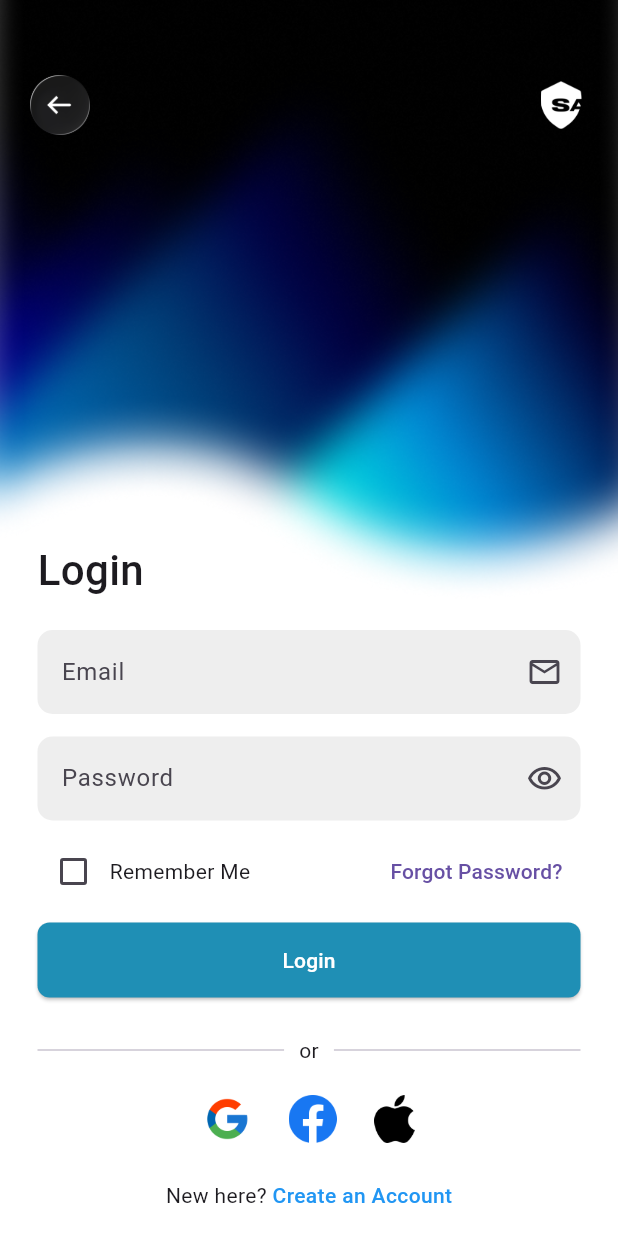
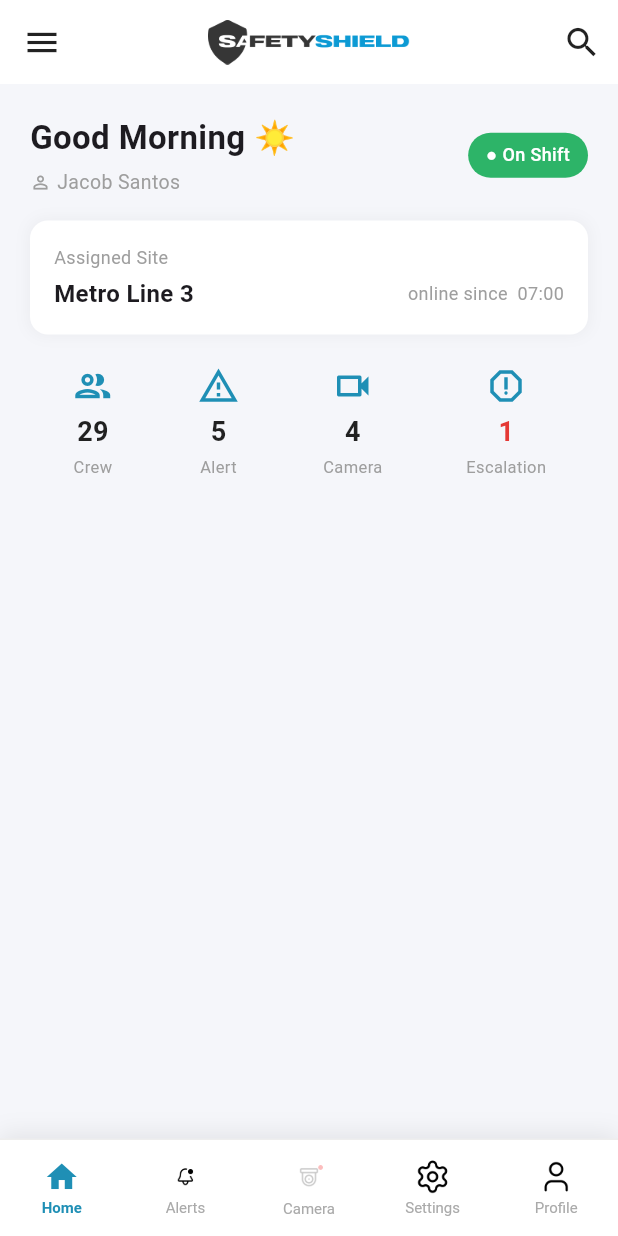
Before and after one commit to ngxp-technologies-ai/safetyshield_mobile_services, a Flutter app: the LoginScreen screen opened directly, after a tap on "Login", on a phone screen of 412 x 824 dp. Run offline on Flutter 3.47's test engine with Material 3 defaults, Android fonts, the phone set to English and light mode, and no system bars.

Commit message:
appbar,bottombar

````diff
--- /dev/null
+++ b/lib/common_widgets/app_bar_widget.dart
@@ -0,0 +1,44 @@
+import 'package:flutter/material.dart';
+
+class SafetyShieldAppBar extends StatelessWidget
+    implements PreferredSizeWidget {
+  final VoidCallback? onMenuTap;
+  final VoidCallback? onSearchTap;
+
+  const SafetyShieldAppBar({super.key, this.onMenuTap, this.onSearchTap});
+
+  @override
+  Size get preferredSize => const Size.fromHeight(kToolbarHeight);
+
+  @override
+  Widget build(BuildContext context) {
+    return AppBar(
+      backgroundColor: Colors.white,
+      elevation: 0,
+      shadowColor: Colors.transparent,
+      surfaceTintColor: Colors.transparent,
+      // ------- Left: Hamburger menu -------
+      leading: IconButton(
+        icon: const Icon(Icons.menu, color: Colors.black87, size: 26),
+        onPressed: onMenuTap ?? () => Scaffold.of(context).openDrawer(),
+        tooltip: 'Menu',
+      ),
+      // ------- Center: Logo -------
+      // AFTER
+      title: Image.asset(
+        'assets/images/safety_appbar_logo.png',
+        height: 30,
+        fit: BoxFit.contain,
+      ),
+      centerTitle: true,
+      // ------- Right: Search icon -------
+      actions: [
+        IconButton(
+          icon: const Icon(Icons.search, color: Colors.black87, size: 26),
+          onPressed: onSearchTap,
+          tooltip: 'Search',
+        ),
+      ],
+    );
+  }
+}
--- /dev/null
+++ b/lib/common_widgets/bottom_nav_bar_widget.dart
@@ -0,0 +1,343 @@
+import 'package:flutter/material.dart';
+
+/// Tab items for the SafetyShield bottom navigation bar.
+enum SafetyShieldTab { home, alerts, camera, settings, profile }
+
+/// A reusable BottomNavigationBar widget matching the SafetyShield dashboard design.
+///
+/// Features:
+/// - 5 tabs: Home, Alerts, Camera, Settings, Profile
+/// - Custom PNG icons for each tab
+/// - Alerts tab shows an animated blinking red-dot icon when [hasAlerts] is true
+/// - Active tab highlighted with the brand blue color
+///
+/// Usage:
+/// ```dart
+/// Scaffold(
+///   bottomNavigationBar: SafetyShieldBottomNavBar(
+///     currentIndex: _currentIndex,
+///     onTabChanged: (index) => setState(() => _currentIndex = index),
+///     hasAlerts: true, // optional – enables alert blink on the Alerts tab
+///   ),
+/// )
+/// ```
+class SafetyShieldBottomNavBar extends StatelessWidget {
+  final int currentIndex;
+  final ValueChanged<int> onTabChanged;
+
+  /// When true, the Alerts tab shows the animated blinking icon.
+  final bool hasAlerts;
+
+  const SafetyShieldBottomNavBar({
+    super.key,
+    required this.currentIndex,
+    required this.onTabChanged,
+    this.hasAlerts = false,
+  });
+
+  @override
+  Widget build(BuildContext context) {
+    return Container(
+      decoration: const BoxDecoration(
+        color: Colors.white,
+        border: Border(top: BorderSide(color: Color(0xFFEEEEEE), width: 1)),
+        boxShadow: [
+          BoxShadow(
+            color: Color(0x14000000),
+            blurRadius: 12,
+            offset: Offset(0, -3),
+          ),
+        ],
+      ),
+      child: SafeArea(
+        top: false,
+        child: SizedBox(
+          height: 64,
+          child: Row(
+            mainAxisAlignment: MainAxisAlignment.spaceAround,
+            children: [
+              // ── Home ────────────────────────────────────────────────────
+              _NavItem(
+                iconAsset: null,
+                iconData: Icons.home_outlined,
+                activeIconData: Icons.home,
+                label: 'Home',
+                isActive: currentIndex == 0,
+                onTap: () => onTabChanged(0),
+              ),
+
+              // ── Alerts (static bell icon) ────────────────────────────────
+              _NavItem(
+                iconAsset: 'assets/icons/home.png',
+                label: 'Alerts',
+                isActive: currentIndex == 1,
+                onTap: () => onTabChanged(1),
+              ),
+
+              // ── Camera (blinking CCTV when hasAlerts) ────────────────────
+              _CameraNavItem(
+                isActive: currentIndex == 2,
+                hasAlerts: hasAlerts,
+                onTap: () => onTabChanged(2),
+              ),
+
+              // ── Settings ────────────────────────────────────────────────
+              _NavItem(
+                iconAsset: 'assets/icons/Frame-2.png',
+                label: 'Settings',
+                isActive: currentIndex == 3,
+                onTap: () => onTabChanged(3),
+              ),
+
+              // ── Profile ─────────────────────────────────────────────────
+              _NavItem(
+                iconAsset: 'assets/icons/Frame.png',
+                label: 'Profile',
+                isActive: currentIndex == 4,
+                onTap: () => onTabChanged(4),
+              ),
+            ],
+          ),
+        ),
+      ),
+    );
+  }
+}
+
+// ---------------------------------------------------------------------------
+// Standard nav item (supports both Material icon and PNG asset)
+// ---------------------------------------------------------------------------
+
+class _NavItem extends StatelessWidget {
+  final String? iconAsset;
+  final IconData? iconData;
+  final IconData? activeIconData;
+  final String label;
+  final bool isActive;
+  final VoidCallback onTap;
+
+  const _NavItem({
+    required this.label,
+    required this.isActive,
+    required this.onTap,
+    this.iconAsset,
+    this.iconData,
+    this.activeIconData,
+  });
+
+  static const Color _activeColor = Color(0xFF1F8FB5);
+  static const Color _inactiveColor = Color(0xFFAAAAAA);
+
+  @override
+  Widget build(BuildContext context) {
+    return GestureDetector(
+      onTap: onTap,
+      behavior: HitTestBehavior.opaque,
+      child: SizedBox(
+        width: 64,
+        child: Column(
+          mainAxisAlignment: MainAxisAlignment.center,
+          children: [
+            _buildIcon(),
+            const SizedBox(height: 3),
+            AnimatedDefaultTextStyle(
+              duration: const Duration(milliseconds: 200),
+              style: TextStyle(
+                fontSize: 10,
+                fontWeight: isActive ? FontWeight.w600 : FontWeight.w400,
+                color: isActive ? _activeColor : _inactiveColor,
+              ),
+              child: Text(label),
+            ),
+          ],
+        ),
+      ),
+    );
+  }
+
+  Widget _buildIcon() {
+    if (iconAsset != null) {
+      // PNG asset icon – tint with ColorFiltered when active
+      return AnimatedSwitcher(
+        duration: const Duration(milliseconds: 200),
+        child: ColorFiltered(
+          key: ValueKey(isActive),
+          colorFilter: ColorFilter.matrix(isActive ? _blueMatrix : _greyMatrix),
+          child: Image.asset(iconAsset!, width: 24, height: 24),
+        ),
+      );
+    }
+
+    // Fallback to Material icon
+    return AnimatedSwitcher(
+      duration: const Duration(milliseconds: 200),
+      child: Icon(
+        isActive ? (activeIconData ?? iconData) : iconData,
+        key: ValueKey(isActive),
+        color: isActive ? _activeColor : _inactiveColor,
+        size: 24,
+      ),
+    );
+  }
+
+  /// ColorMatrix that maps greyscale icon to brand blue (0xFF1F8FB5).
+  static const List<double> _blueMatrix = [
+    0,
+    0,
+    0,
+    0,
+    31 / 255,
+    0,
+    0,
+    0,
+    0,
+    143 / 255,
+    0,
+    0,
+    0,
+    0,
+    181 / 255,
+    0,
+    0,
+    0,
+    1,
+    0,
+  ];
+
+  /// ColorMatrix that keeps a greyscale icon grey (0xFFAAAAAA).
+  static const List<double> _greyMatrix = [
+    0,
+    0,
+    0,
+    0,
+    170 / 255,
+    0,
+    0,
+    0,
+    0,
+    170 / 255,
+    0,
+    0,
+    0,
+    0,
+    170 / 255,
+    0,
+    0,
+    0,
+    1,
+    0,
+  ];
+}
+
+// ---------------------------------------------------------------------------
+// Camera nav item with blinking alertblink animation
+// ---------------------------------------------------------------------------
+
+class _CameraNavItem extends StatefulWidget {
+  final bool isActive;
+  final bool hasAlerts;
+  final VoidCallback onTap;
+
+  const _CameraNavItem({
+    required this.isActive,
+    required this.hasAlerts,
+    required this.onTap,
+  });
+
+  @override
+  State<_CameraNavItem> createState() => _CameraNavItemState();
+}
+
+class _CameraNavItemState extends State<_CameraNavItem>
+    with SingleTickerProviderStateMixin {
+  late final AnimationController _blinkController;
+  late final Animation<double> _blinkAnim;
+
+  static const Color _activeColor = Color(0xFF1F8FB5);
+  static const Color _inactiveColor = Color(0xFFAAAAAA);
+
+  @override
+  void initState() {
+    super.initState();
+    _blinkController = AnimationController(
+      vsync: this,
+      duration: const Duration(milliseconds: 700),
+    );
+    _blinkAnim = Tween<double>(begin: 1.0, end: 0.15).animate(
+      CurvedAnimation(parent: _blinkController, curve: Curves.easeInOut),
+    );
+    _updateBlink();
+  }
+
+  @override
+  void didUpdateWidget(_CameraNavItem oldWidget) {
+    super.didUpdateWidget(oldWidget);
+    if (oldWidget.hasAlerts != widget.hasAlerts) {
+      _updateBlink();
+    }
+  }
+
+  void _updateBlink() {
+    if (widget.hasAlerts) {
+      _blinkController.repeat(reverse: true);
+    } else {
+      _blinkController.stop();
+      _blinkController.value = 1.0;
+    }
+  }
+
+  @override
+  void dispose() {
+    _blinkController.dispose();
+    super.dispose();
+  }
+
+  @override
+  Widget build(BuildContext context) {
+    return GestureDetector(
+      onTap: widget.onTap,
+      behavior: HitTestBehavior.opaque,
+      child: SizedBox(
+        width: 64,
+        child: Column(
+          mainAxisAlignment: MainAxisAlignment.center,
+          children: [
+            // Blink the alertblink.png (CCTV + red dot) when hasAlerts is true,
+            // otherwise show the regular CCTV icon.
+            widget.hasAlerts
+                ? FadeTransition(
+                    opacity: _blinkAnim,
+                    child: Image.asset(
+                      'assets/icons/alertblink.png',
+                      width: 26,
+                      height: 26,
+                    ),
+                  )
+                : ColorFiltered(
+                    colorFilter: ColorFilter.matrix(
+                      widget.isActive
+                          ? _NavItem._blueMatrix
+                          : _NavItem._greyMatrix,
+                    ),
+                    child: Image.asset(
+                      'assets/icons/tabler_device-cctv.png',
+                      width: 24,
+                      height: 24,
+                    ),
+                  ),
+            const SizedBox(height: 3),
+            AnimatedDefaultTextStyle(
+              duration: const Duration(milliseconds: 200),
+              style: TextStyle(
+                fontSize: 10,
+                fontWeight: widget.isActive ? FontWeight.w600 : FontWeight.w400,
+                color: widget.isActive ? _activeColor : _inactiveColor,
+              ),
+              child: const Text('Camera'),
+            ),
+          ],
+        ),
+      ),
+    );
+  }
+}
--- /dev/null
+++ b/lib/common_widgets/common_widgets.dart
@@ -0,0 +1,7 @@
+// SafetyShield Common Widgets
+//
+// Import this single file to access all shared widgets:
+//   import 'package:safety_management/common_widgets/common_widgets.dart';
+
+export 'app_bar_widget.dart';
+export 'bottom_nav_bar_widget.dart';
--- /dev/null
+++ b/lib/view/dashboard_screen.dart
@@ -0,0 +1,241 @@
+import 'package:flutter/material.dart';
+import 'package:safety_management/common_widgets/common_widgets.dart';
+
+/// Example dashboard screen demonstrating how to use
+/// [SafetyShieldAppBar] and [SafetyShieldBottomNavBar] together.
+class DashboardScreen extends StatefulWidget {
+  const DashboardScreen({super.key});
+
+  @override
+  State<DashboardScreen> createState() => _DashboardScreenState();
+}
+
+class _DashboardScreenState extends State<DashboardScreen> {
+  int _currentIndex = 0;
+
+  /// Whether there are unread alerts (drives the blinking icon on the Alerts tab).
+  bool _hasAlerts = true;
+
+  /// Pages mapped to each bottom nav tab.
+  final List<Widget> _pages = const [
+    _HomeTab(),
+    _PlaceholderTab(label: 'Alerts'),
+    _PlaceholderTab(label: 'Camera'),
+    _PlaceholderTab(label: 'Settings'),
+    _PlaceholderTab(label: 'Profile'),
+  ];
+
+  @override
+  Widget build(BuildContext context) {
+    return Scaffold(
+      backgroundColor: const Color(0xFFF5F6FA),
+      // ─── AppBar ───────────────────────────────────────────────────────────
+      appBar: SafetyShieldAppBar(
+        onMenuTap: () => Scaffold.of(context).openDrawer(),
+        onSearchTap: () {
+          ScaffoldMessenger.of(
+            context,
+          ).showSnackBar(const SnackBar(content: Text('Search tapped')));
+        },
+      ),
+      // ─── Body ─────────────────────────────────────────────────────────────
+      body: IndexedStack(index: _currentIndex, children: _pages),
+      // ─── Bottom Nav Bar ───────────────────────────────────────────────────
+      bottomNavigationBar: SafetyShieldBottomNavBar(
+        currentIndex: _currentIndex,
+        hasAlerts: _hasAlerts,
+        onTabChanged: (index) {
+          setState(() {
+            _currentIndex = index;
+            // Clear alert blink when the user opens the Camera tab
+            if (index == 2) _hasAlerts = false;
+          });
+        },
+      ),
+    );
+  }
+}
+
+// ---------------------------------------------------------------------------
+// Placeholder tabs (replace with real page widgets)
+// ---------------------------------------------------------------------------
+
+class _HomeTab extends StatelessWidget {
+  const _HomeTab();
+
+  @override
+  Widget build(BuildContext context) {
+    return SingleChildScrollView(
+      padding: const EdgeInsets.all(20),
+      child: Column(
+        crossAxisAlignment: CrossAxisAlignment.start,
+        children: [
+          // Greeting row
+          Row(
+            mainAxisAlignment: MainAxisAlignment.spaceBetween,
+            children: [
+              Column(
+                crossAxisAlignment: CrossAxisAlignment.start,
+                children: const [
+                  Text(
+                    'Good Morning ☀️',
+                    style: TextStyle(fontSize: 22, fontWeight: FontWeight.bold),
+                  ),
+                  SizedBox(height: 4),
+                  Row(
+                    children: [
+                      Icon(Icons.person_outline, size: 14, color: Colors.grey),
+                      SizedBox(width: 4),
+                      Text(
+                        'Jacob Santos',
+                        style: TextStyle(color: Colors.grey, fontSize: 13),
+                      ),
+                    ],
+                  ),
+                ],
+              ),
+              Container(
+                padding: const EdgeInsets.symmetric(
+                  horizontal: 12,
+                  vertical: 6,
+                ),
+                decoration: BoxDecoration(
+                  color: const Color(0xFF2DB468),
+                  borderRadius: BorderRadius.circular(20),
+                ),
+                child: const Text(
+                  '● On Shift',
+                  style: TextStyle(
+                    color: Colors.white,
+                    fontSize: 12,
+                    fontWeight: FontWeight.w500,
+                  ),
+                ),
+              ),
+            ],
+          ),
+
+          const SizedBox(height: 16),
+
+          // Assigned site card
+          Container(
+            width: double.infinity,
+            padding: const EdgeInsets.all(16),
+            decoration: BoxDecoration(
+              color: Colors.white,
+              borderRadius: BorderRadius.circular(12),
+              boxShadow: const [
+                BoxShadow(
+                  color: Color(0x0A000000),
+                  blurRadius: 8,
+                  spreadRadius: 1,
+                ),
+              ],
+            ),
+            child: Column(
+              crossAxisAlignment: CrossAxisAlignment.start,
+              children: [
+                const Text(
+                  'Assigned Site',
+                  style: TextStyle(color: Colors.grey, fontSize: 12),
+                ),
+                const SizedBox(height: 4),
+                Row(
+                  mainAxisAlignment: MainAxisAlignment.spaceBetween,
+                  children: const [
+                    Text(
+                      'Metro Line 3',
+                      style: TextStyle(
+                        fontSize: 16,
+                        fontWeight: FontWeight.w600,
+                      ),
+                    ),
+                    Text(
+                      'online since  07:00',
+                      style: TextStyle(color: Colors.grey, fontSize: 12),
+                    ),
+                  ],
+                ),
+              ],
+            ),
+          ),
+
+          const SizedBox(height: 20),
+
+          // Stats row
+          Row(
+            mainAxisAlignment: MainAxisAlignment.spaceAround,
+            children: const [
+              _StatChip(label: 'Crew', value: '29', icon: Icons.group_outlined),
+              _StatChip(
+                label: 'Alert',
+                value: '5',
+                icon: Icons.warning_amber_outlined,
+              ),
+              _StatChip(
+                label: 'Camera',
+                value: '4',
+                icon: Icons.videocam_outlined,
+              ),
+              _StatChip(
+                label: 'Escalation',
+                value: '1',
+                icon: Icons.report_outlined,
+                valueColor: Color(0xFFE53935),
+              ),
+            ],
+          ),
+        ],
+      ),
+    );
+  }
+}
+
+class _StatChip extends StatelessWidget {
+  final String label;
+  final String value;
+  final IconData icon;
+  final Color valueColor;
+
+  const _StatChip({
+    required this.label,
+    required this.value,
+    required this.icon,
+    this.valueColor = Colors.black87,
+  });
+
+  @override
+  Widget build(BuildContext context) {
+    return Column(
+      children: [
+        Icon(icon, size: 28, color: const Color(0xFF1F8FB5)),
+        const SizedBox(height: 4),
+        Text(
+          value,
+          style: TextStyle(
+            fontSize: 18,
+            fontWeight: FontWeight.bold,
+            color: valueColor,
+          ),
+        ),
+        const SizedBox(height: 2),
+        Text(label, style: const TextStyle(fontSize: 11, color: Colors.grey)),
+      ],
+    );
+  }
+}
+
+class _PlaceholderTab extends StatelessWidget {
+  final String label;
+  const _PlaceholderTab({required this.label});
+
+  @override
+  Widget build(BuildContext context) {
+    return Center(
+      child: Text(
+        label,
+        style: const TextStyle(fontSize: 20, color: Colors.grey),
+      ),
+    );
+  }
+}
--- a/lib/view/login_screen.dart
+++ b/lib/view/login_screen.dart
@@ -1,5 +1,7 @@
 import 'package:flutter/material.dart';
 import 'package:safety_management/view/sign_up_screen.dart';
+
+import 'dashboard_screen.dart';
 
 class LoginScreen extends StatelessWidget {
   const LoginScreen({super.key});
@@ -123,7 +125,10 @@ class LoginScreen extends StatelessWidget {
                             borderRadius: BorderRadius.circular(8),
                           ),
                         ),
-                        onPressed: () {},
+                        onPressed: () {  Navigator.push(
+                          context,
+                          MaterialPageRoute(builder: (_) => DashboardScreen()),
+                        );},
                         child: Text(
                           "Login",
                           style: TextStyle(color: Colors.white),
````
Also changed, not shown: assets/icons/Frame-2.png (added), assets/icons/Frame.png (added), assets/icons/alertblink.png (added), assets/icons/home.png (added), assets/icons/tabler_device-cctv.png (added), assets/images/safety_appbar_logo.png (added), pubspec.lock, 3 other files.
